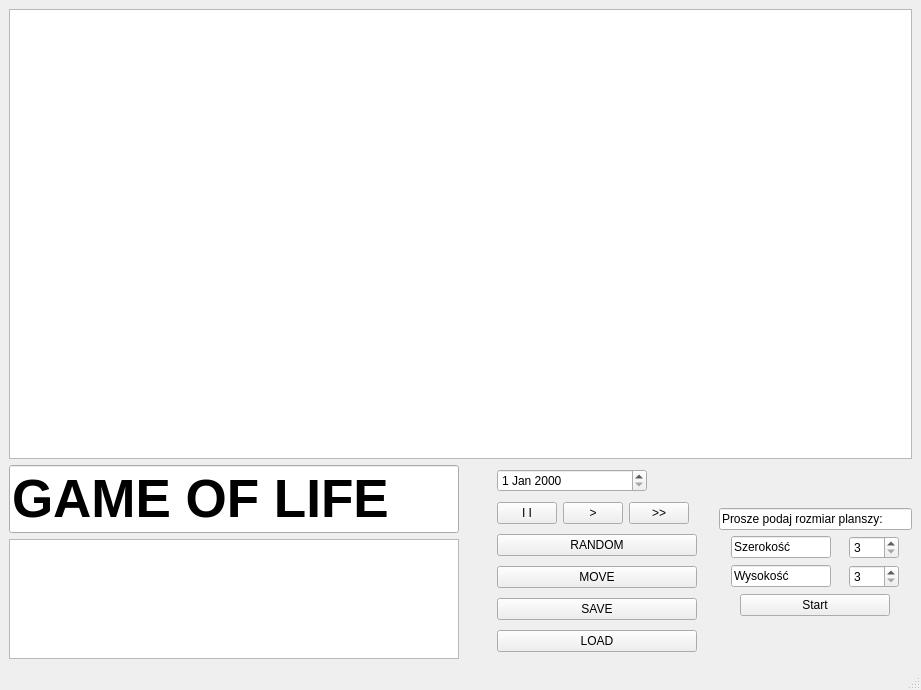
First picture: the form in QtGra/grawzycie/mainwindow.ui, repository JakubCzul/GraWzycie, before the edit.
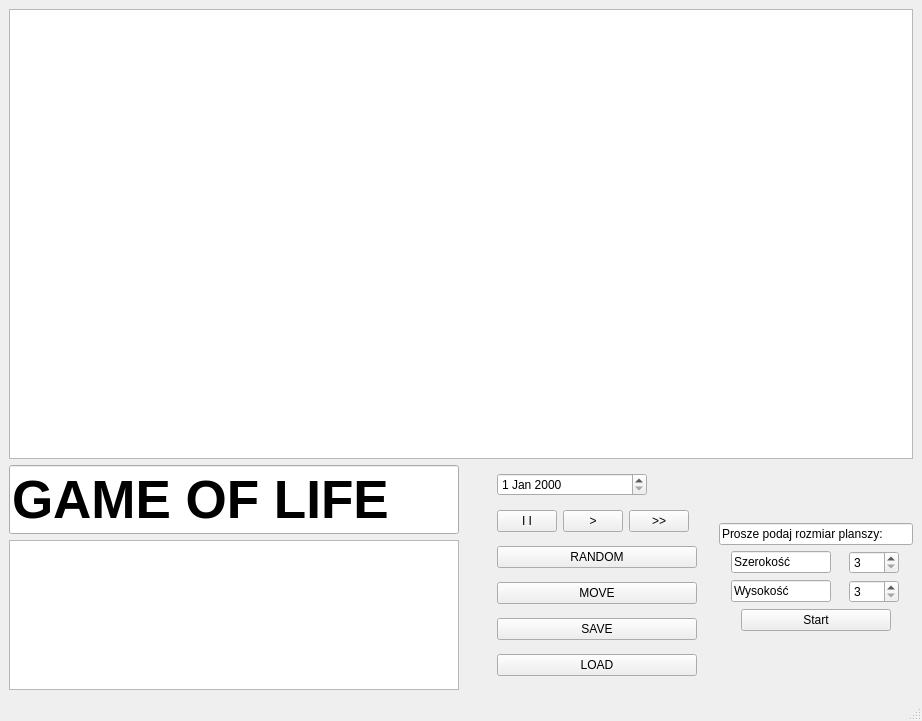
Second picture: the form after the edit.

Diff of the .ui file:
```diff
--- a/QtGra/grawzycie/mainwindow.ui
+++ b/QtGra/grawzycie/mainwindow.ui
@@ -6,8 +6,8 @@
    <rect>
     <x>0</x>
     <y>0</y>
-    <width>921</width>
-    <height>690</height>
+    <width>922</width>
+    <height>721</height>
    </rect>
   </property>
   <property name="windowTitle">
```
Left out of the diff: 2 changed lines with no effect on the pictures.
